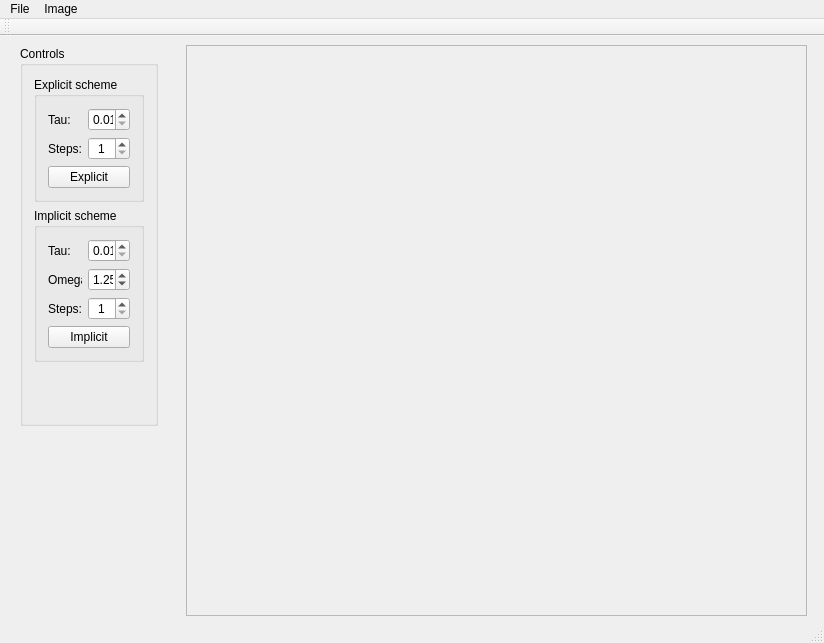
Qt form src/ImageViewer.ui (marektomka/Spracovanie_obrazu) before a commit.
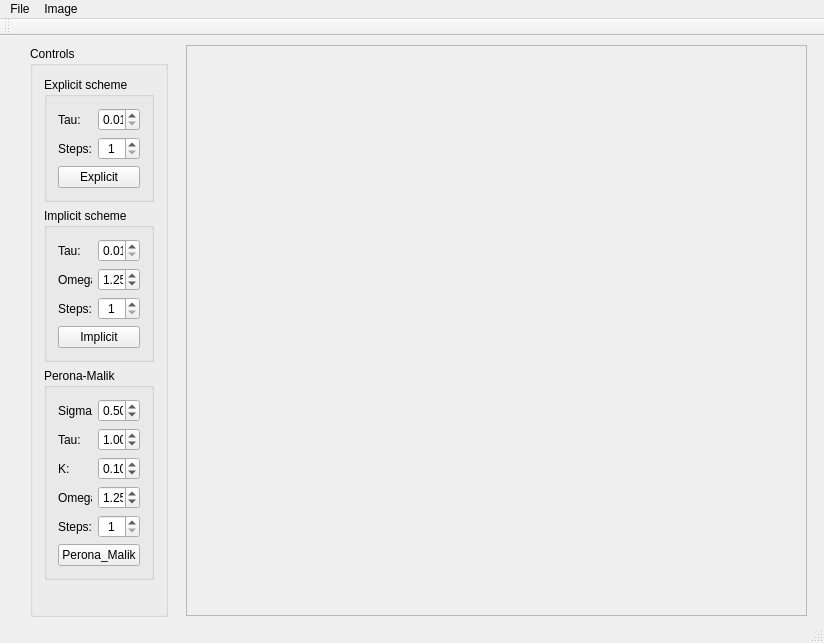
The same form after that commit.

Commit message: Pridanie asi funkcneho Perona-Malika

```diff
--- a/src/ImageViewer.ui
+++ b/src/ImageViewer.ui
@@ -17,10 +17,10 @@
    <widget class="QGroupBox" name="groupBox">
     <property name="geometry">
      <rect>
-      <x>20</x>
+      <x>30</x>
       <y>10</y>
       <width>138</width>
-      <height>380</height>
+      <height>571</height>
      </rect>
     </property>
     <property name="sizePolicy">
@@ -116,6 +116,9 @@
             <verstretch>0</verstretch>
            </sizepolicy>
           </property>
+          <property name="alignment">
+           <set>Qt::AlignCenter</set>
+          </property>
           <property name="minimum">
            <double>0.010000000000000</double>
           </property>
@@ -136,6 +139,9 @@
         </item>
         <item row="1" column="1">
          <widget class="QDoubleSpinBox" name="doubleSpinBoxOmega">
+          <property name="alignment">
+           <set>Qt::AlignCenter</set>
+          </property>
           <property name="minimum">
            <double>0.010000000000000</double>
           </property>
@@ -177,6 +183,128 @@
        </layout>
       </widget>
      </item>
+     <item>
+      <widget class="QGroupBox" name="groupBox_2">
+       <property name="title">
+        <string>Perona-Malik</string>
+       </property>
+       <layout class="QFormLayout" name="formLayout_3">
+        <item row="0" column="0">
+         <widget class="QLabel" name="label_6">
+          <property name="text">
+           <string>Sigma:</string>
+          </property>
+         </widget>
+        </item>
+        <item row="0" column="1">
+         <widget class="QDoubleSpinBox" name="doubleSpinBoxSigmaPM">
+          <property name="alignment">
+           <set>Qt::AlignCenter</set>
+          </property>
+          <property name="singleStep">
+           <double>0.010000000000000</double>
+          </property>
+          <property name="value">
+           <double>0.500000000000000</double>
+          </property>
+         </widget>
+        </item>
+        <item row="1" column="0">
+         <widget class="QLabel" name="label_7">
+          <property name="text">
+           <string>Tau:</string>
+          </property>
+         </widget>
+        </item>
+        <item row="1" column="1">
+         <widget class="QDoubleSpinBox" name="doubleSpinBoxTauPM">
+          <property name="alignment">
+           <set>Qt::AlignCenter</set>
+          </property>
+          <property name="singleStep">
+           <double>0.100000000000000</double>
+          </property>
+          <property name="value">
+           <double>1.000000000000000</double>
+          </property>
+         </widget>
+        </item>
+        <item row="2" column="0">
+         <widget class="QLabel" name="label_8">
+          <property name="text">
+           <string>K:</string>
+          </property>
+         </widget>
+        </item>
+        <item row="2" column="1">
+         <widget class="QDoubleSpinBox" name="doubleSpinBoxKPM">
+          <property name="alignment">
+           <set>Qt::AlignCenter</set>
+          </property>
+          <property name="singleStep">
+           <double>0.100000000000000</double>
+          </property>
+          <property name="value">
+           <double>0.100000000000000</double>
+          </property>
+         </widget>
+        </item>
+        <item row="3" column="0">
+         <widget class="QLabel" name="label_9">
+          <property name="enabled">
+           <bool>true</bool>
+          </property>
+          <property name="text">
+           <string>Omega:</string>
+          </property>
+         </widget>
+        </item>
+        <item row="3" column="1">
+         <widget class="QDoubleSpinBox" name="doubleSpinBoxOmegaPM">
+          <property name="alignment">
+           <set>Qt::AlignCenter</set>
+          </property>
+          <property name="minimum">
+           <double>0.010000000000000</double>
+          </property>
+          <property name="singleStep">
+           <double>0.010000000000000</double>
+          </property>
+          <property name="value">
+           <double>1.250000000000000</double>
+          </property>
+         </widget>
+        </item>
+        <item row="4" column="0">
+         <widget class="QLabel" name="label_10">
+          <property name="text">
+           <string>Steps:</string>
+          </property>
+         </widget>
+        </item>
+        <item row="4" column="1">
+         <widget class="QSpinBox" name="spinBoxStepsPM">
+          <property name="alignment">
+           <set>Qt::AlignCenter</set>
+          </property>
+          <property name="minimum">
+           <number>1</number>
+          </property>
+          <property name="maximum">
+           <number>20</number>
+          </property>
+         </widget>
+        </item>
+        <item row="5" column="0" colspan="2">
+         <widget class="QPushButton" name="pushButtonPM">
+          <property name="text">
+           <string>Perona_Malik</string>
+          </property>
+         </widget>
+        </item>
+       </layout>
+      </widget>
+     </item>
      <item>
       <spacer name="verticalSpacer_3">
        <property name="orientation">
```
The commit also changes 8 other files.
